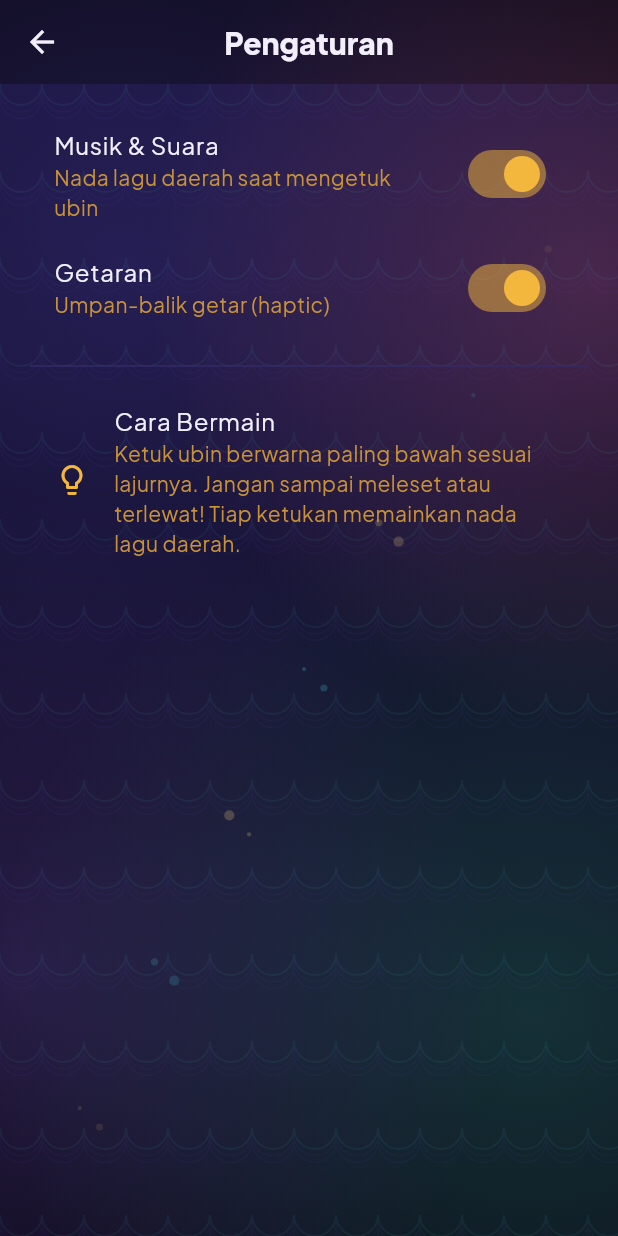
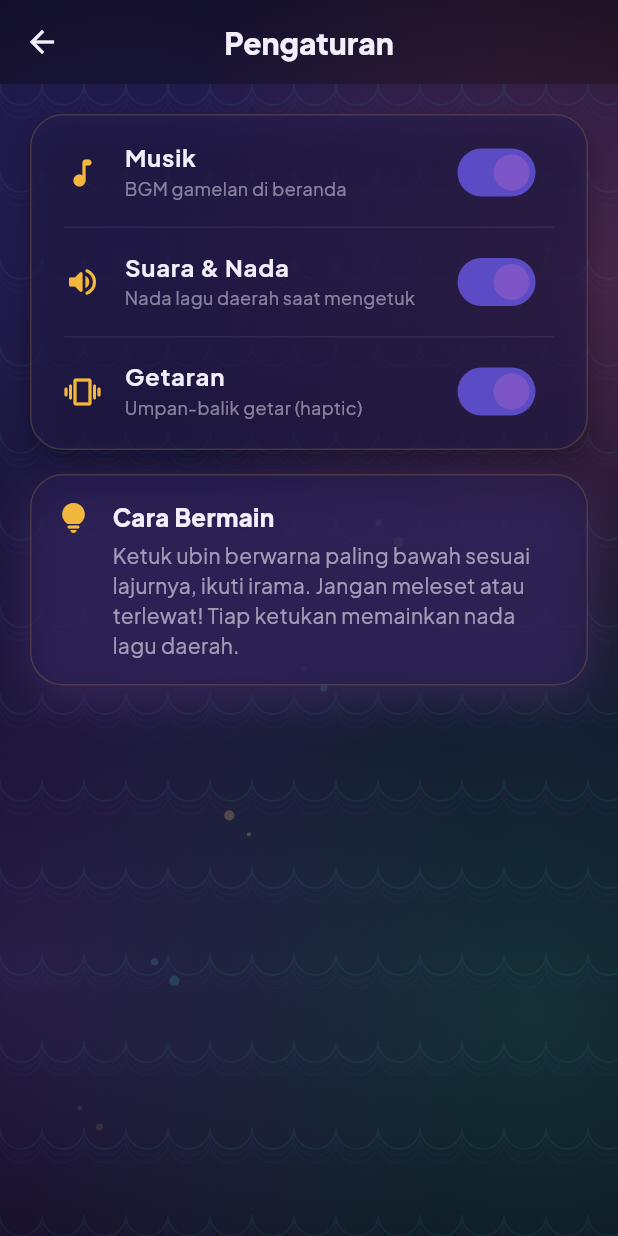
Before and after one commit to zachiesings/pusaka-tiles, a Flutter app: the screen it shows after launch, after a tap on "Pengaturan", on a phone screen of 412 x 824 dp. Run offline on Flutter 3.47's test engine with Material 3 defaults, Android fonts, the phone set to English and light mode, and no system bars; our stand-ins replace audioplayers, google_mobile_ads, shared_preferences; network calls fail.

Commit message:
redesign(wave5): premium splash title, glass+glow game-over, premium settings (+music toggle)

```diff
--- a/lib/features/game/game_screen.dart
+++ b/lib/features/game/game_screen.dart
@@ -174,9 +174,14 @@ class _GameOverOverlay extends StatelessWidget {
         margin: const EdgeInsets.all(28),
         padding: const EdgeInsets.all(24),
         decoration: BoxDecoration(
-          color: Palette.bg1,
-          borderRadius: BorderRadius.circular(24),
-          border: Border.all(color: Palette.gold.withOpacity(0.4), width: 1.5),
+          gradient: const LinearGradient(
+            colors: [Palette.panel, Palette.bg1],
+            begin: Alignment.topLeft,
+            end: Alignment.bottomRight,
+          ),
+          borderRadius: BorderRadius.circular(28),
+          border: Border.all(color: Palette.violet.withOpacity(0.5), width: 1.5),
+          boxShadow: Palette.glow(stars >= 2 ? Palette.gold : Palette.violet, blur: 40, a: 0.4),
         ),
         child: Column(
           mainAxisSize: MainAxisSize.min,
--- a/lib/features/settings/settings_screen.dart
+++ b/lib/features/settings/settings_screen.dart
@@ -3,6 +3,7 @@ import 'package:provider/provider.dart';
 import '../../core/constants.dart';
 import '../../state/app_state.dart';
 import '../../widgets/batik.dart';
+import '../../widgets/soft_card.dart';
 
 class SettingsScreen extends StatelessWidget {
   const SettingsScreen({super.key});
@@ -17,30 +18,46 @@ class SettingsScreen extends StatelessWidget {
           child: ListView(
             padding: const EdgeInsets.all(20),
             children: [
-              SwitchListTile(
-                value: app.sound,
-                onChanged: app.setSound,
-                activeColor: Palette.gold,
-                title: const Text('Musik & Suara', style: TextStyle(color: Palette.cream)),
-                subtitle: const Text('Nada lagu daerah saat mengetuk ubin',
-                    style: TextStyle(color: Palette.goldSoft)),
+              SoftCard(
+                padding: const EdgeInsets.symmetric(horizontal: 6, vertical: 2),
+                child: Column(
+                  children: [
+                    _toggle(Icons.music_note_rounded, 'Musik', 'BGM gamelan di beranda',
+                        app.music, app.setMusic),
+                    _divider(),
+                    _toggle(Icons.volume_up_rounded, 'Suara & Nada', 'Nada lagu daerah saat mengetuk',
+                        app.sound, app.setSound),
+                    _divider(),
+                    _toggle(Icons.vibration_rounded, 'Getaran', 'Umpan-balik getar (haptic)',
+                        app.haptics, app.setHaptics),
+                  ],
+                ),
               ),
-              SwitchListTile(
-                value: app.haptics,
-                onChanged: app.setHaptics,
-                activeColor: Palette.gold,
-                title: const Text('Getaran', style: TextStyle(color: Palette.cream)),
-                subtitle: const Text('Umpan-balik getar (haptic)',
-                    style: TextStyle(color: Palette.goldSoft)),
-              ),
-              const Divider(color: Palette.gridLine, height: 32),
-              const ListTile(
-                leading: Icon(Icons.lightbulb_outline, color: Palette.gold),
-                title: Text('Cara Bermain', style: TextStyle(color: Palette.cream)),
-                subtitle: Text(
-                    'Ketuk ubin berwarna paling bawah sesuai lajurnya. Jangan sampai '
-                    'meleset atau terlewat! Tiap ketukan memainkan nada lagu daerah.',
-                    style: TextStyle(color: Palette.goldSoft)),
+              const SizedBox(height: 16),
+              SoftCard(
+                glow: Palette.violet,
+                child: Row(
+                  crossAxisAlignment: CrossAxisAlignment.start,
+                  children: [
+                    const Icon(Icons.lightbulb_rounded, color: Palette.gold),
+                    const SizedBox(width: 14),
+                    Expanded(
+                      child: Column(
+                        crossAxisAlignment: CrossAxisAlignment.start,
+                        children: [
+                          const Text('Cara Bermain',
+                              style: TextStyle(
+                                  color: Palette.cream, fontSize: 16, fontWeight: FontWeight.w800)),
+                          const SizedBox(height: 4),
+                          Text(
+                              'Ketuk ubin berwarna paling bawah sesuai lajurnya, ikuti irama. '
+                              'Jangan meleset atau terlewat! Tiap ketukan memainkan nada lagu daerah.',
+                              style: TextStyle(color: Palette.cream.withOpacity(0.6), height: 1.4)),
+                        ],
+                      ),
+                    ),
+                  ],
+                ),
               ),
             ],
           ),
@@ -48,4 +65,18 @@ class SettingsScreen extends StatelessWidget {
       ),
     );
   }
+
+  Widget _divider() => Divider(color: Palette.cream.withOpacity(0.08), height: 1, indent: 16, endIndent: 16);
+
+  Widget _toggle(IconData icon, String title, String sub, bool value, ValueChanged<bool> onChanged) =>
+      SwitchListTile(
+        value: value,
+        onChanged: onChanged,
+        activeColor: Palette.violet,
+        activeTrackColor: Palette.indigo,
+        secondary: Icon(icon, color: Palette.gold),
+        title: Text(title,
+            style: const TextStyle(color: Palette.cream, fontWeight: FontWeight.w700)),
+        subtitle: Text(sub, style: TextStyle(color: Palette.cream.withOpacity(0.5), fontSize: 12)),
+      );
 }
--- a/lib/features/splash/splash_screen.dart
+++ b/lib/features/splash/splash_screen.dart
@@ -2,6 +2,7 @@ import 'package:flutter/material.dart';
 import '../../core/constants.dart';
 import '../../widgets/batik.dart';
 import '../../widgets/mascot.dart';
+import '../../widgets/soft_card.dart';
 import '../home/home_screen.dart';
 
 class SplashScreen extends StatefulWidget {
@@ -49,12 +50,7 @@ class _SplashScreenState extends State<SplashScreen> with SingleTickerProviderSt
                 children: [
                   const MascotView(size: 150, mood: MascotMood.happy),
                   const SizedBox(height: 14),
-                  const Text('PUSAKA TILES',
-                      style: TextStyle(
-                          fontSize: 26,
-                          fontWeight: FontWeight.w900,
-                          letterSpacing: 2,
-                          color: Palette.cream)),
+                  const GoldTitle('PUSAKA TILES', size: 28, letterSpacing: 2),
                 ],
               ),
             ),
```
